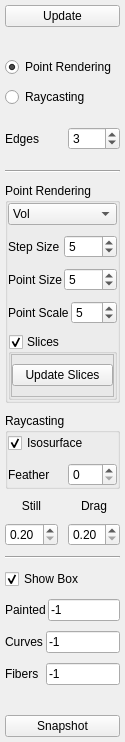
nci/drishti, file tools/paint-graphcut/viewermenu.ui: the form before one commit.
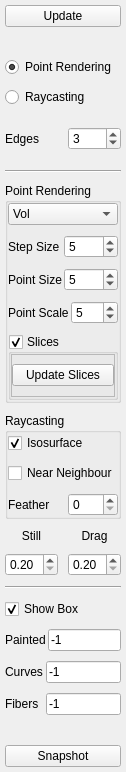
The form after the commit.

```diff
--- a/tools/paint-graphcut/viewermenu.ui
+++ b/tools/paint-graphcut/viewermenu.ui
@@ -7,7 +7,7 @@
     <x>0</x>
     <y>0</y>
     <width>110</width>
-    <height>630</height>
+    <height>728</height>
    </rect>
   </property>
   <property name="sizePolicy">
@@ -351,6 +351,13 @@
         </property>
        </widget>
       </item>
+      <item>
+       <widget class="QCheckBox" name="nearest">
+        <property name="text">
+         <string>Near Neighbour</string>
+        </property>
+       </widget>
+      </item>
       <item>
        <layout class="QHBoxLayout" name="horizontalLayout_8">
         <property name="bottomMargin">
```
Left out of the diff: 3 changed lines with no effect on the pictures.
